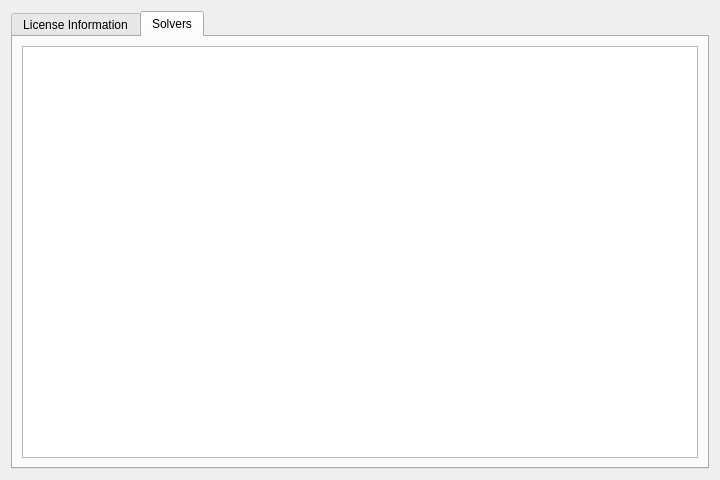
Before: the Qt Designer form src/support/gamslicensingdialog.ui in GAMS-dev/studio, drawn with Qt 5.
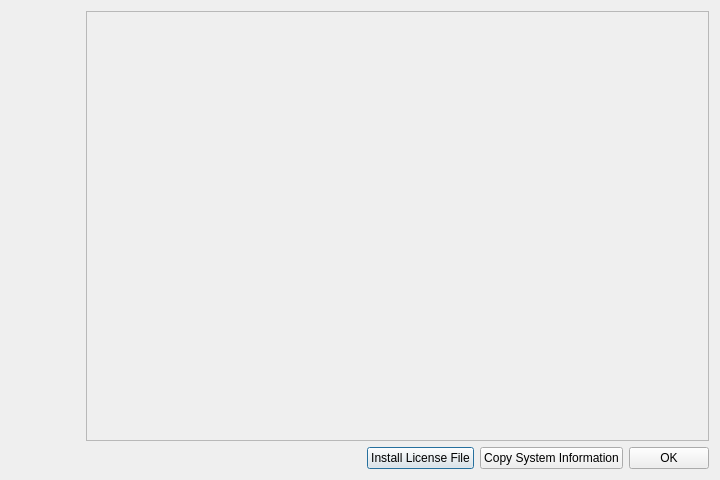
After: the same form once the commit is applied. The open tabs and pages were chosen to show the change. Icons and pictures are not drawn.

Commit message: Resolve "Improvements for the GAMS Licensing dialog"

```diff
--- a/src/support/gamslicensingdialog.ui
+++ b/src/support/gamslicensingdialog.ui
@@ -18,27 +18,11 @@
   </property>
   <layout class="QVBoxLayout" name="verticalLayout_2">
    <item>
-    <widget class="QTabWidget" name="tabWidget">
-     <property name="sizePolicy">
-      <sizepolicy hsizetype="Preferred" vsizetype="Preferred">
-       <horstretch>0</horstretch>
-       <verstretch>0</verstretch>
-      </sizepolicy>
-     </property>
-     <property name="currentIndex">
-      <number>0</number>
-     </property>
-     <widget class="QWidget" name="LicenseInfo">
-      <attribute name="title">
-       <string>License Information</string>
-      </attribute>
-      <layout class="QVBoxLayout" name="verticalLayout">
-       <item>
         <layout class="QHBoxLayout" name="horizontalLayout_2">
          <item>
-          <layout class="QVBoxLayout" name="verticalLayoutlogo">
-           <property name="rightMargin">
-            <number>5</number>
+      <layout class="QVBoxLayout" name="verticalLayout">
+       <property name="spacing">
+        <number>6</number>
            </property>
            <item>
             <widget class="QLabel" name="gamslogo">
@@ -48,6 +32,12 @@
                <verstretch>0</verstretch>
               </sizepolicy>
              </property>
+         <property name="minimumSize">
+          <size>
+           <width>69</width>
+           <height>69</height>
+          </size>
+         </property>
              <property name="text">
               <string/>
              </property>
@@ -63,8 +53,8 @@
              </property>
              <property name="sizeHint" stdset="0">
               <size>
-               <width>20</width>
-               <height>408</height>
+           <width>17</width>
+           <height>138</height>
               </size>
              </property>
             </spacer>
@@ -93,11 +83,17 @@
              <rect>
               <x>0</x>
               <y>0</y>
-              <width>600</width>
-              <height>376</height>
+          <width>621</width>
+          <height>425</height>
              </rect>
             </property>
             <layout class="QHBoxLayout" name="horizontalLayout_3">
+         <property name="spacing">
+          <number>9</number>
+         </property>
+         <property name="leftMargin">
+          <number>9</number>
+         </property>
              <item>
               <widget class="QLabel" name="label">
                <property name="sizePolicy">
@@ -205,39 +201,6 @@
           </widget>
          </item>
         </layout>
-       </item>
-      </layout>
-     </widget>
-     <widget class="QWidget" name="Solvers">
-      <attribute name="title">
-       <string>Solvers</string>
-      </attribute>
-      <layout class="QHBoxLayout" name="horizontalLayout">
-       <item>
-        <widget class="QTableView" name="solverTable">
-         <property name="editTriggers">
-          <set>QAbstractItemView::NoEditTriggers</set>
-         </property>
-         <property name="alternatingRowColors">
-          <bool>true</bool>
-         </property>
-         <property name="selectionMode">
-          <enum>QAbstractItemView::SingleSelection</enum>
-         </property>
-         <property name="sortingEnabled">
-          <bool>true</bool>
-         </property>
-         <property name="cornerButtonEnabled">
-          <bool>false</bool>
-         </property>
-         <attribute name="verticalHeaderDefaultSectionSize">
-          <number>24</number>
-         </attribute>
-        </widget>
-       </item>
-      </layout>
-     </widget>
-    </widget>
    </item>
   </layout>
  </widget>
```
Left out of the diff: 20 changed lines with no effect on the pictures. Lines whose indentation alone changed are shown as unchanged. The commit also changes 6 other files.
